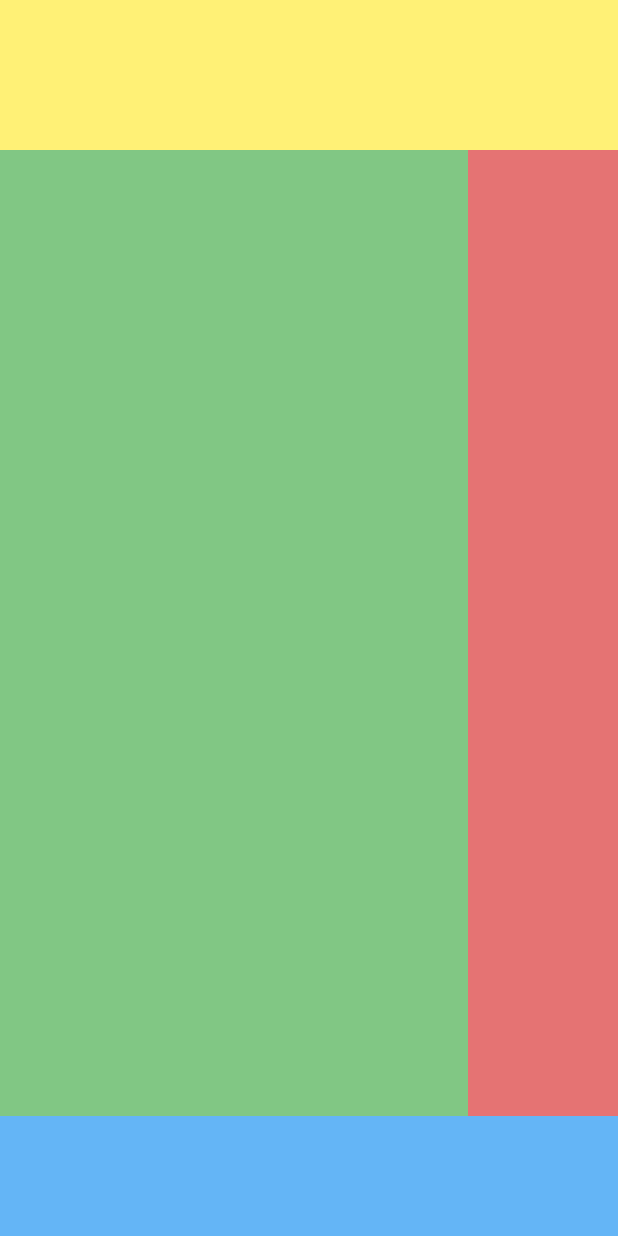
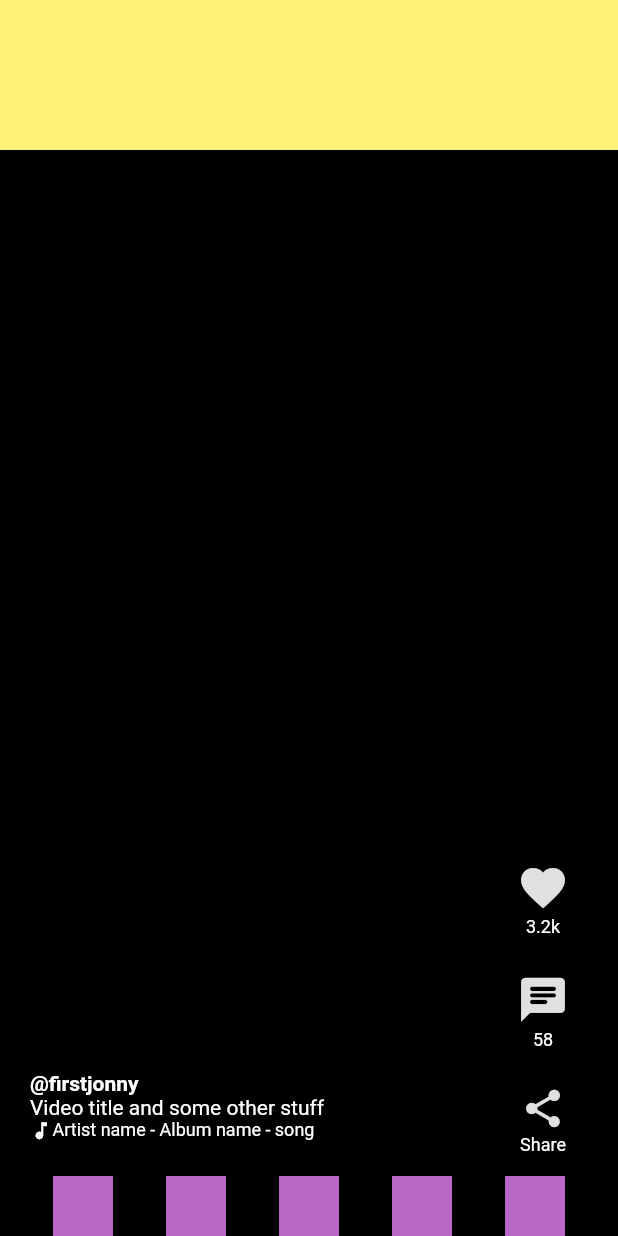
Before and after one commit to Aayush181509/FLutter-Final-Project, a Flutter app: the screen it shows after launch, on a phone screen of 412 x 824 dp. Run offline on Flutter 3.47's test engine with Material 2 defaults, Android fonts, the phone set to English and light mode, and no system bars; our stand-ins replace bloc, equatable, firebase_auth, firebase_core, flutter_bloc, fluttertoast and 2 more; accounts and stored records are empty.

Commit message:
tiktok ui in progress

```diff
--- a/lib/main.dart
+++ b/lib/main.dart
@@ -15,6 +15,13 @@ class MyApp extends StatelessWidget {
   @override
   Widget build(BuildContext context) {
     return MaterialApp(
+      title: 'Flutter Demo',
+      theme: ThemeData(
+        textTheme: Theme.of(context).textTheme.apply(
+              bodyColor: Colors.white,
+              displayColor: Colors.white,
+            ),
+      ),
       onGenerateRoute: ourRouteGenerator,
       initialRoute: Routes.tiktokUiScreen,
     );
--- a/lib/ui/widgets/tiktok_ui_widget.dart
+++ b/lib/ui/widgets/tiktok_ui_widget.dart
@@ -1,35 +1,35 @@
+import 'package:final_app/ui/widgets/tiktok_ui_widgets.dart/actions_toolbar.dart';
+import 'package:final_app/ui/widgets/tiktok_ui_widgets.dart/buttom_toolbar.dart';
+import 'package:final_app/ui/widgets/tiktok_ui_widgets.dart/video_description.dart';
 import 'package:flutter/material.dart';
 
 class TiktokUiWidget extends StatelessWidget {
   const TiktokUiWidget({Key? key}) : super(key: key);
 
+  Widget get topSection => Container(
+        height: 100.0,
+        padding: EdgeInsets.only(bottom: 15),
+        color: Colors.yellow[300],
+      );
+  Widget get middleSection => Expanded(
+        child: Row(
+          mainAxisSize: MainAxisSize.max,
+          crossAxisAlignment: CrossAxisAlignment.end,
+          children: [
+            VideoDescription(),
+            ActionsToolbar(),
+          ],
+        ),
+      );
   @override
   Widget build(BuildContext context) {
     return Scaffold(
+      backgroundColor: Colors.black,
       body: Column(
         children: <Widget>[
-          Container(
-            height: 100.0,
-            padding: EdgeInsets.only(bottom: 15),
-            color: Colors.yellow[300],
-          ),
-          Expanded(
-            child: Row(
-              mainAxisSize: MainAxisSize.max,
-              crossAxisAlignment: CrossAxisAlignment.end,
-              children: [
-                Expanded(child: Container(color: Colors.green[300])),
-                Container(
-                  width: 100,
-                  color: Colors.red[300],
-                ),
-              ],
-            ),
-          ),
-          Container(
-            height: 80,
-            color: Colors.blue[300],
-          ),
+          topSection,
+          middleSection,
+          ButtomToolbar(),
         ],
       ),
     );
--- /dev/null
+++ b/lib/ui/widgets/tiktok_ui_widgets.dart/actions_toolbar.dart
@@ -0,0 +1,37 @@
+import 'package:flutter/material.dart';
+
+class ActionsToolbar extends StatelessWidget {
+  const ActionsToolbar({Key? key}) : super(key: key);
+
+  Widget _getSocialAction({String? title, IconData? icon, bool? isShare}) {
+    return Container(
+        margin: EdgeInsets.only(top: 15.0),
+        width: 60.0,
+        height: 60.0,
+        child: Column(children: [
+          Icon(icon,
+              size: isShare ?? false ? 30 : 35.0, color: Colors.grey[300]),
+          Padding(
+            padding: EdgeInsets.only(top: 2.0),
+            child: Text(title.toString(), style: TextStyle(fontSize: 12.0)),
+          )
+        ]));
+  }
+
+  @override
+  Widget build(BuildContext context) {
+    return Container(
+      width: 100,
+      color: Colors.black,
+      child: Column(
+        mainAxisSize: MainAxisSize.min,
+        children: [
+          _getSocialAction(title: '3.2k', icon: Icons.favorite, isShare: false),
+          _getSocialAction(
+              title: '58', icon: Icons.chat_rounded, isShare: false),
+          _getSocialAction(title: 'Share', icon: Icons.share, isShare: true),
+        ],
+      ),
+    );
+  }
+}
--- /dev/null
+++ b/lib/ui/widgets/tiktok_ui_widgets.dart/buttom_toolbar.dart
@@ -0,0 +1,16 @@
+import 'package:flutter/material.dart';
+
+class ButtomToolbar extends StatelessWidget {
+  const ButtomToolbar({Key? key}) : super(key: key);
+
+  @override
+  Widget build(BuildContext context) {
+    return Row(
+      mainAxisAlignment: MainAxisAlignment.spaceEvenly,
+      children: List<Widget>.generate(
+          5,
+          (index) =>
+              Container(width: 40.0, height: 40.0, color: Colors.purple[300])),
+    );
+  }
+}
--- /dev/null
+++ b/lib/ui/widgets/tiktok_ui_widgets.dart/video_description.dart
@@ -0,0 +1,33 @@
+import 'package:flutter/material.dart';
+
+class VideoDescription extends StatelessWidget {
+  const VideoDescription({Key? key}) : super(key: key);
+
+  @override
+  Widget build(BuildContext context) {
+    return Expanded(
+      child: Container(
+        height: 70,
+        padding: EdgeInsets.only(left: 20),
+        child: Column(
+          mainAxisSize: MainAxisSize.min,
+          crossAxisAlignment: CrossAxisAlignment.start,
+          children: [
+            Text(
+              '@firstjonny',
+              style: TextStyle(fontWeight: FontWeight.bold),
+            ),
+            Text('Video title and some other stuff'),
+            Row(
+              children: [
+                Icon(Icons.music_note, color: Colors.white, size: 15.0),
+                Text('Artist name - Album name - song',
+                    style: TextStyle(fontSize: 12.0)),
+              ],
+            ),
+          ],
+        ),
+      ),
+    );
+  }
+}
```
